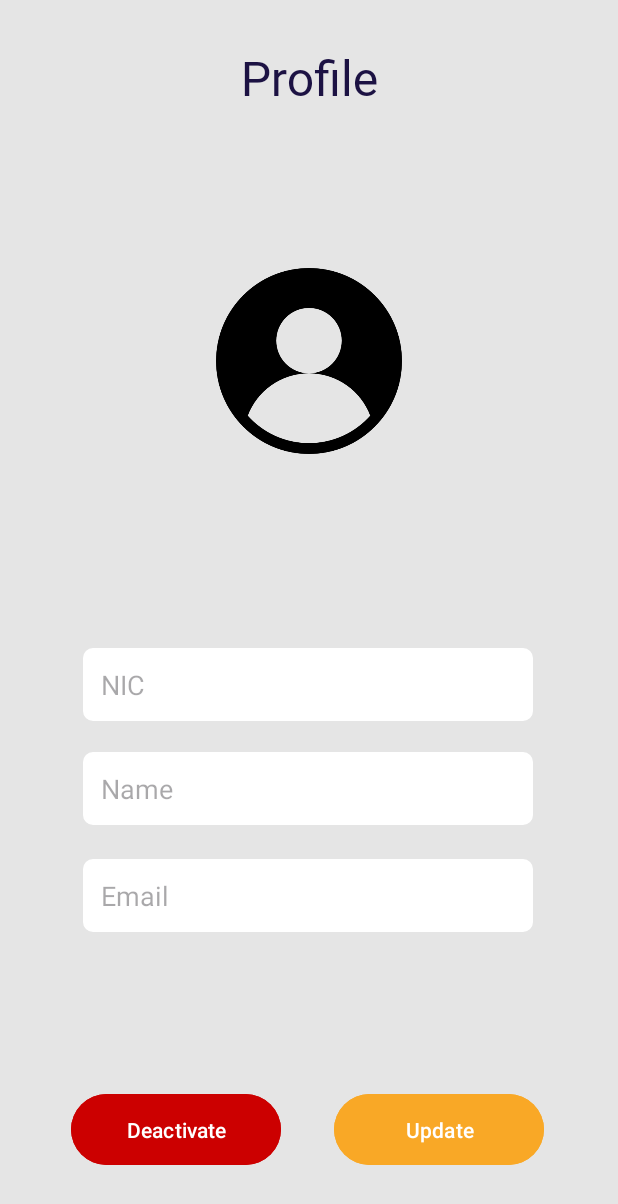
After one commit to Sanjula-Dulshan/Reservation_Mobile_Client, an Android app: the Profile screen opened directly, with no data from a screen before it, on a phone screen of 412 x 824 dp. The commit adds this screen. Shown: the top 1204 px of the screen. Run offline under Robolectric (Android 15) with nearby library versions, the phone set to English and light mode, and no system bars.

Commit message:
Account deactivate and update profile

```diff
--- /dev/null
+++ b/app/src/main/java/com/example/onlineticketbooking/Profile.java
@@ -0,0 +1,150 @@
+package com.example.onlineticketbooking;
+
+import android.content.Context;
+import android.content.DialogInterface;
+import android.content.Intent;
+import android.content.SharedPreferences;
+import android.os.Bundle;
+import android.widget.Button;
+import android.widget.EditText;
+import android.widget.Toast;
+
+import androidx.appcompat.app.AlertDialog;
+import androidx.appcompat.app.AppCompatActivity;
+
+import com.example.onlineticketbooking.manager.ContextManager;
+import com.example.onlineticketbooking.manager.LoginManager;
+import com.example.onlineticketbooking.manager.ProfileManager;
+
+public class Profile extends AppCompatActivity {
+
+    EditText etNic, etName, etEmail;
+    Button btnUpdate, btnDeactivate;
+    private final String loginStateFile = "loginstate";
+    private ProfileManager profileManager;
+
+    private String password;
+    private String nic;
+    private LoginManager loginManager;
+
+
+    @Override
+    protected void onCreate(Bundle savedInstanceState) {
+        super.onCreate(savedInstanceState);
+        setContentView(R.layout.activity_profile);
+
+        Context context = ContextManager.getInstance().getApplicationContext();
+        SharedPreferences sharedPreferences = context.getSharedPreferences(loginStateFile, Context.MODE_PRIVATE);
+
+        etNic = findViewById(R.id.etNic);
+        etName = findViewById(R.id.etName);
+        etEmail = findViewById(R.id.etEmail);
+        btnUpdate = findViewById(R.id.btn_update);
+        btnDeactivate = findViewById(R.id.btn_deactivate);
+
+        // Retrieve values from SharedPreferences
+        nic = sharedPreferences.getString("nic", "");
+        String name = sharedPreferences.getString("name", "");
+        String email = sharedPreferences.getString("email", "");
+        password = sharedPreferences.getString("password", "");
+
+
+        etNic.setText(nic);
+        etName.setText(name);
+        etEmail.setText(email);
+
+
+        btnUpdate.setOnClickListener(view -> update());
+        btnDeactivate.setOnClickListener(view -> deactivate());
+
+
+        ContextManager.getInstance().setApplicationContext(getApplicationContext());
+        profileManager = ProfileManager.getInstance();
+
+    }
+
+    private void update() {
+        String nic = etNic.getText().toString();
+        String name = etName.getText().toString();
+        String email = etEmail.getText().toString();
+        String validateMsg = profileManager.validateInputs(nic, name, email);
+
+        if (validateMsg != null) {
+            Toast.makeText(this, validateMsg, Toast.LENGTH_LONG).show();
+            return;
+        }
+        AlertDialog.Builder builder = new AlertDialog.Builder(this);
+        builder.setTitle("Confirm Update");
+        builder.setMessage("Are you sure you want to update your profile?");
+
+        builder.setPositiveButton("Yes", new DialogInterface.OnClickListener() {
+            @Override
+            public void onClick(DialogInterface dialog, int which) {
+                // User confirmed the update, proceed with the update
+                profileManager.updateProfile(nic, name, email, password, () -> handleUpdateSuccess(), error -> handleUpdateFailed(error));
+            }
+        });
+
+        builder.setNegativeButton("No", new DialogInterface.OnClickListener() {
+            @Override
+            public void onClick(DialogInterface dialog, int which) {
+                // User canceled the update, do nothing
+                dialog.dismiss();
+            }
+        });
+
+        AlertDialog dialog = builder.create();
+        dialog.show();
+    }
+
+
+    private void handleUpdateSuccess() {
+        Toast.makeText(this, "Profile updated successfully", Toast.LENGTH_LONG).show();
+        Intent login = new Intent(getApplicationContext(), Login.class);
+        startActivity(login);
+
+    }
+
+    private void handleUpdateFailed(String error) {
+        Toast.makeText(this, error, Toast.LENGTH_LONG).show();
+    }
+
+    private void deactivate() {
+        AlertDialog.Builder builder = new AlertDialog.Builder(this);
+        builder.setTitle("Confirm Deactivation");
+        builder.setMessage("Are you sure you want to deactivate your account?");
+
+        builder.setPositiveButton("Yes", new DialogInterface.OnClickListener() {
+            @Override
+            public void onClick(DialogInterface dialog, int which) {
+                // User confirmed the deactivation, proceed with the deactivation
+                profileManager.deactivateProfile(nic, () -> handleDeactivateSuccess(), error -> handleDeactivateFailed(error));
+            }
+        });
+
+        builder.setNegativeButton("No", new DialogInterface.OnClickListener() {
+            @Override
+            public void onClick(DialogInterface dialog, int which) {
+                // User canceled the deactivation, do nothing
+                dialog.dismiss();
+            }
+        });
+
+        AlertDialog dialog = builder.create();
+        dialog.show();
+    }
+
+    private void handleDeactivateSuccess() {
+        Toast.makeText(this, "Profile deactivated successfully", Toast.LENGTH_LONG).show();
+        loginManager = LoginManager.getInstance();
+        loginManager.logout();
+
+        Intent login = new Intent(getApplicationContext(), Login.class);
+        startActivity(login);
+    }
+
+    private void handleDeactivateFailed(String error) {
+        Toast.makeText(this, error, Toast.LENGTH_LONG).show();
+    }
+
+}
--- a/app/src/main/java/com/example/onlineticketbooking/models/login/LoginService.java
+++ b/app/src/main/java/com/example/onlineticketbooking/models/login/LoginService.java
@@ -7,4 +7,6 @@ import retrofit2.http.POST;
 public interface LoginService {
     @POST("user/login")
     Call<LoginResponse> login(@Body LoginRequestBody request);
+
+
 }
--- /dev/null
+++ b/app/src/main/java/com/example/onlineticketbooking/models/profile/ProfileService.java
@@ -0,0 +1,16 @@
+package com.example.onlineticketbooking.models.profile;
+
+import retrofit2.Call;
+import retrofit2.http.Body;
+import retrofit2.http.PATCH;
+import retrofit2.http.PUT;
+import retrofit2.http.Path;
+
+public interface ProfileService {
+
+    @PUT("user/{nic}")
+    Call<ProfileResponse> updateProfile(@Path("nic") String nic, @Body ProfileRequestBody profileRequestBody);
+
+    @PATCH("user/active_deactive/{nic}")
+    Call<ProfileResponse> activeDeactivate(@Path("nic") String nic);
+}
--- /dev/null
+++ b/app/src/main/res/layout/activity_profile.xml
@@ -0,0 +1,114 @@
+<?xml version="1.0" encoding="utf-8"?>
+<androidx.constraintlayout.widget.ConstraintLayout xmlns:android="http://schemas.android.com/apk/res/android"
+    xmlns:app="http://schemas.android.com/apk/res-auto"
+    xmlns:tools="http://schemas.android.com/tools"
+    android:layout_width="match_parent"
+    android:layout_height="match_parent"
+    android:background="#E5E5E5"
+    tools:context=".SignUp">
+
+    <TextView
+        android:id="@+id/textView"
+        android:layout_width="wrap_content"
+        android:layout_height="wrap_content"
+        android:layout_marginTop="30dp"
+        android:fontFamily="@font/sf_pro_text_bold"
+        android:text="Profile"
+        android:textColor="#1C1243"
+        android:textSize="32dp"
+        app:layout_constraintEnd_toEndOf="parent"
+        app:layout_constraintStart_toStartOf="parent"
+        app:layout_constraintTop_toTopOf="parent" />
+
+
+    <EditText
+        android:id="@+id/etName"
+        android:layout_width="300dp"
+        android:layout_height="wrap_content"
+        android:background="@drawable/edit_text_design"
+        android:ems="10"
+        android:hint="Name"
+        android:inputType="textPersonName"
+        android:padding="12dp"
+        app:layout_constraintBottom_toBottomOf="parent"
+        app:layout_constraintEnd_toEndOf="parent"
+        app:layout_constraintHorizontal_bias="0.495"
+        app:layout_constraintStart_toStartOf="parent"
+        app:layout_constraintTop_toTopOf="parent"
+        app:layout_constraintVertical_bias="0.647" />
+
+    <EditText
+        android:id="@+id/etEmail"
+        android:layout_width="300dp"
+        android:layout_height="wrap_content"
+        android:background="@drawable/edit_text_design"
+        android:ems="10"
+        android:hint="Email"
+        android:inputType="textPersonName"
+        android:padding="12dp"
+        app:layout_constraintBottom_toBottomOf="parent"
+        app:layout_constraintEnd_toEndOf="parent"
+        app:layout_constraintHorizontal_bias="0.495"
+        app:layout_constraintStart_toStartOf="parent"
+        app:layout_constraintTop_toTopOf="parent"
+        app:layout_constraintVertical_bias="0.739" />
+
+    <EditText
+        android:id="@+id/etNic"
+        android:layout_width="300dp"
+        android:layout_height="wrap_content"
+        android:allowClickWhenDisabled="true"
+        android:background="@drawable/edit_text_design"
+        android:ems="10"
+        android:enabled="false"
+        android:hint="NIC"
+        android:inputType="textPersonName"
+        android:padding="12dp"
+        app:layout_constraintBottom_toBottomOf="parent"
+        app:layout_constraintEnd_toEndOf="parent"
+        app:layout_constraintHorizontal_bias="0.495"
+        app:layout_constraintStart_toStartOf="parent"
+        app:layout_constraintTop_toTopOf="parent"
+        app:layout_constraintVertical_bias="0.557" />
+
+
+    <Button
+        android:id="@+id/btn_update"
+        android:layout_width="140dp"
+        android:layout_height="55dp"
+        android:backgroundTint="@color/btnColor"
+        android:text="Update"
+        app:layout_constraintBottom_toBottomOf="parent"
+        app:layout_constraintEnd_toEndOf="parent"
+        app:layout_constraintHorizontal_bias="0.819"
+        app:layout_constraintStart_toStartOf="parent"
+        app:layout_constraintTop_toTopOf="@+id/imageView4"
+        app:layout_constraintVertical_bias="0.927" />
+
+    <Button
+        android:id="@+id/btn_deactivate"
+        android:layout_width="140dp"
+        android:layout_height="55dp"
+        android:backgroundTint="@android:color/holo_red_dark"
+        android:text="Deactivate"
+
+        app:layout_constraintBottom_toBottomOf="parent"
+        app:layout_constraintEnd_toEndOf="parent"
+        app:layout_constraintHorizontal_bias="0.173"
+        app:layout_constraintStart_toStartOf="parent"
+        app:layout_constraintTop_toTopOf="@+id/imageView4"
+        app:layout_constraintVertical_bias="0.927" />
+
+    <ImageView
+        android:id="@+id/imageView4"
+        android:layout_width="141dp"
+        android:layout_height="124dp"
+        android:src="@drawable/user"
+        app:layout_constraintBottom_toBottomOf="parent"
+        app:layout_constraintEnd_toEndOf="parent"
+        app:layout_constraintStart_toStartOf="parent"
+        app:layout_constraintTop_toTopOf="parent"
+        app:layout_constraintVertical_bias="0.255" />
+
+
+</androidx.constraintlayout.widget.ConstraintLayout>
```
Also changed, not shown: app/src/main/AndroidManifest.xml (+4 -11 lines), app/src/main/java/com/example/onlineticketbooking/Home.java (+16 -8 lines), app/src/main/java/com/example/onlineticketbooking/manager/LoginManager.java (+11 -8 lines), app/src/main/java/com/example/onlineticketbooking/manager/ProfileManager.java (added, +114 -0 lines), app/src/main/java/com/example/onlineticketbooking/models/profile/ProfileRequestBody.java (added, +23 -0 lines), app/src/main/java/com/example/onlineticketbooking/models/profile/ProfileResponse.java (added, +11 -0 lines), app/src/main/res/layout/activity_home.xml (+15 -2 lines), app/src/main/res/drawable/user.png (added).
